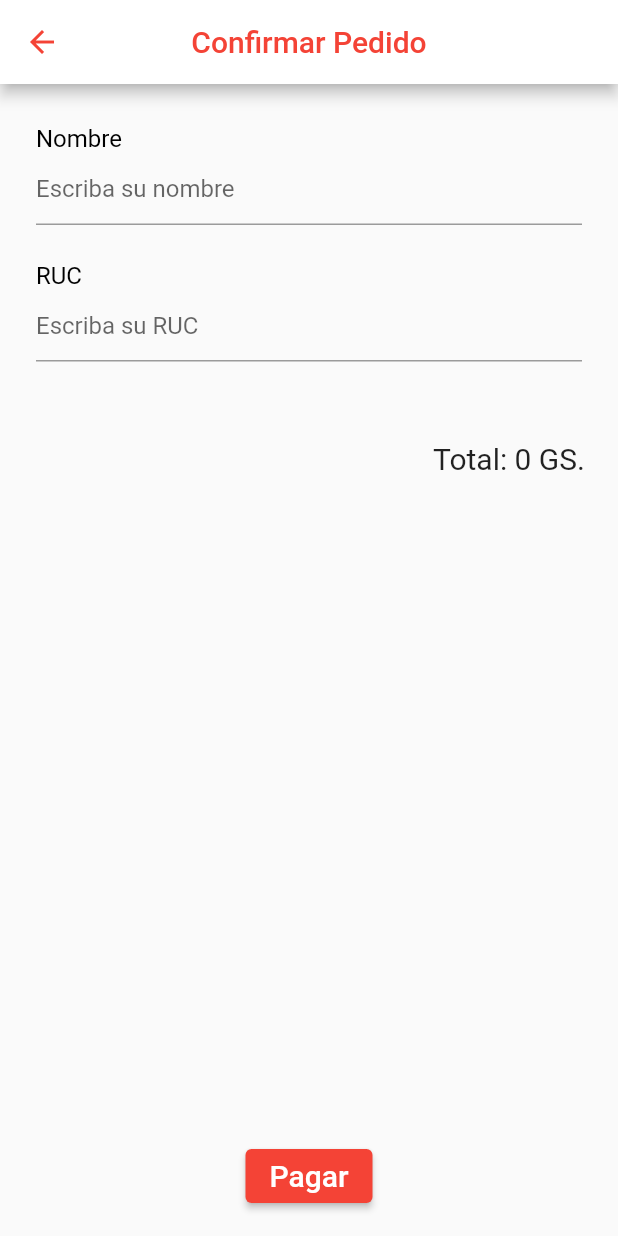
After one commit to giullianocht/asadito, a Flutter app: the FormularioView screen opened by its route, on a phone screen of 412 x 824 dp. The commit adds this screen. Run offline on Flutter 3.47's test engine with Material 2 defaults, Android fonts, the phone set to English and light mode, and no system bars; our stand-ins replace get.

Commit message:
Se agrega confirmar pedido

```diff
--- /dev/null
+++ b/lib/app/modules/formulario/controllers/formulario_controller.dart
@@ -0,0 +1,24 @@
+import 'package:asadito/app/modules/pedido/controllers/pedido_controller.dart';
+import 'package:flutter/material.dart';
+import 'package:get/get.dart';
+
+class FormularioController extends GetxController {
+  var pedidosController = Get.find<PedidoController>();
+
+  var nombreTextController = TextEditingController();
+  var rucTextController = TextEditingController();
+  var formKey = GlobalKey<FormState>();
+
+  @override
+  void onInit() {
+    super.onInit();
+  }
+
+  @override
+  void onReady() {
+    super.onReady();
+  }
+
+  @override
+  void onClose() {}
+}
--- /dev/null
+++ b/lib/app/modules/formulario/views/formulario_view.dart
@@ -0,0 +1,121 @@
+import 'package:flutter/material.dart';
+import 'package:flutter/services.dart';
+
+import 'package:get/get.dart';
+
+import '../controllers/formulario_controller.dart';
+
+class FormularioView extends GetView<FormularioController> {
+  @override
+  Widget build(BuildContext context) {
+    return Scaffold(
+      appBar: AppBar(
+        leading: IconButton(
+          icon: Icon(
+            Icons.arrow_back,
+            color: Colors.red,
+          ),
+          onPressed: () {
+            Get.back();
+          },
+        ),
+        title: Text(
+          'Confirmar Pedido',
+          style: TextStyle(
+            color: Colors.red,
+          ),
+        ),
+        centerTitle: true,
+        backgroundColor: Colors.white,
+      ),
+      body: GestureDetector(
+        onTap: () {
+          Get.focusScope!.unfocus();
+        },
+        child: SingleChildScrollView(
+          child: Container(
+            width: Get.mediaQuery.size.width,
+            height: Get.mediaQuery.size.height -
+                (Get.mediaQuery.padding.top + kToolbarHeight),
+            child: Form(
+              key: controller.formKey,
+              child: Column(
+                crossAxisAlignment: CrossAxisAlignment.end,
+                children: [
+                  SizedBox(
+                    height: 15.0,
+                  ),
+                  Padding(
+                    padding: const EdgeInsets.all(8.0),
+                    child: ListTile(
+                      title:
+                          Text("Nombre", style: TextStyle(color: Colors.black)),
+                      subtitle: TextFormField(
+                        controller: controller.nombreTextController,
+                        decoration: InputDecoration(
+                          hintText: "Escriba su nombre",
+                        ),
+                        validator: (value) {
+                          if (value!.isEmpty) {
+                            return "Este campo no puede ser vacio";
+                          }
+                        },
+                      ),
+                    ),
+                  ),
+                  Padding(
+                    padding: const EdgeInsets.all(8.0),
+                    child: ListTile(
+                      title: Text("RUC", style: TextStyle(color: Colors.black)),
+                      subtitle: TextFormField(
+                        controller: controller.rucTextController,
+                        keyboardType: TextInputType.number,
+                        decoration: InputDecoration(
+                          hintText: "Escriba su RUC",
+                        ),
+                        validator: (value) {
+                          if (value!.isEmpty) {
+                            return "Este campo no puede ser vacio";
+                          }
+                        },
+                      ),
+                    ),
+                  ),
+                  SizedBox(
+                    height: Get.height * 0.05,
+                  ),
+                  Padding(
+                    padding: const EdgeInsets.only(right: 22.0),
+                    child: Text(
+                      "Total: ${controller.pedidosController.total} GS.",
+                      style: TextStyle(
+                        fontSize: 20.0,
+                      ),
+                    ),
+                  ),
+                ],
+              ),
+            ),
+          ),
+        ),
+      ),
+      floatingActionButton: ElevatedButton(
+        onPressed: () {
+          if (controller.formKey.currentState!.validate()) {
+            print("Ir AdamsPay");
+          }
+        },
+        child: Text(
+          "Pagar",
+          style: TextStyle(fontSize: 20),
+        ),
+        style: ButtonStyle(
+          backgroundColor: MaterialStateProperty.all<Color>(
+            Colors.red,
+          ),
+        ),
+      ),
+      floatingActionButtonLocation: FloatingActionButtonLocation.centerFloat,
+    );
+  }
+}
--- a/lib/app/routes/app_routes.dart
+++ b/lib/app/routes/app_routes.dart
@@ -6,6 +6,7 @@ abstract class Routes {
   static const PEDIDO = _Paths.PEDIDO;
   static const COMIDA = _Paths.COMIDA;
   static const CARRITO = _Paths.CARRITO;
+  static const FORMULARIO = _Paths.FORMULARIO;
 }
 
 abstract class _Paths {
@@ -13,4 +14,5 @@ abstract class _Paths {
   static const PEDIDO = '/pedido';
   static const COMIDA = '/comida';
   static const CARRITO = '/carrito';
+  static const FORMULARIO = '/formulario';
 }
```
Also changed, not shown: lib/app/modules/carrito/views/carrito_view.dart (+16 -0 lines), lib/app/modules/formulario/bindings/formulario_binding.dart (added, +12 -0 lines), lib/app/routes/app_pages.dart (+7 -0 lines).
